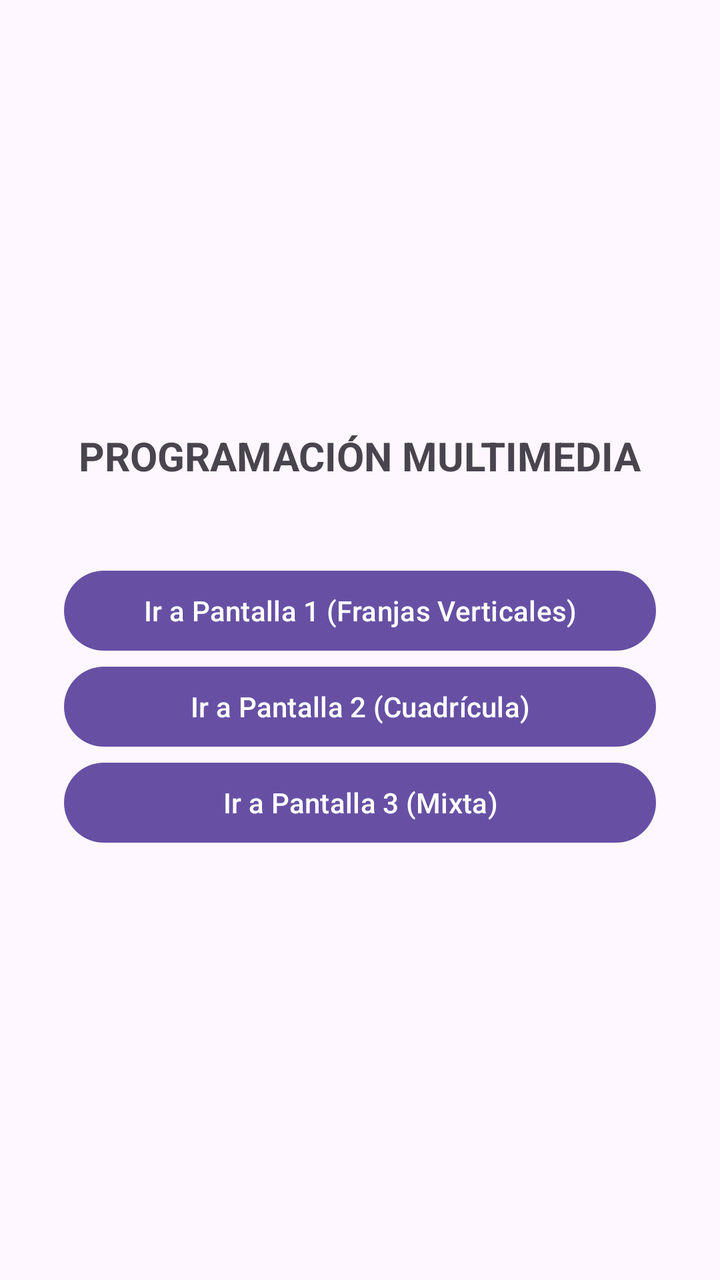
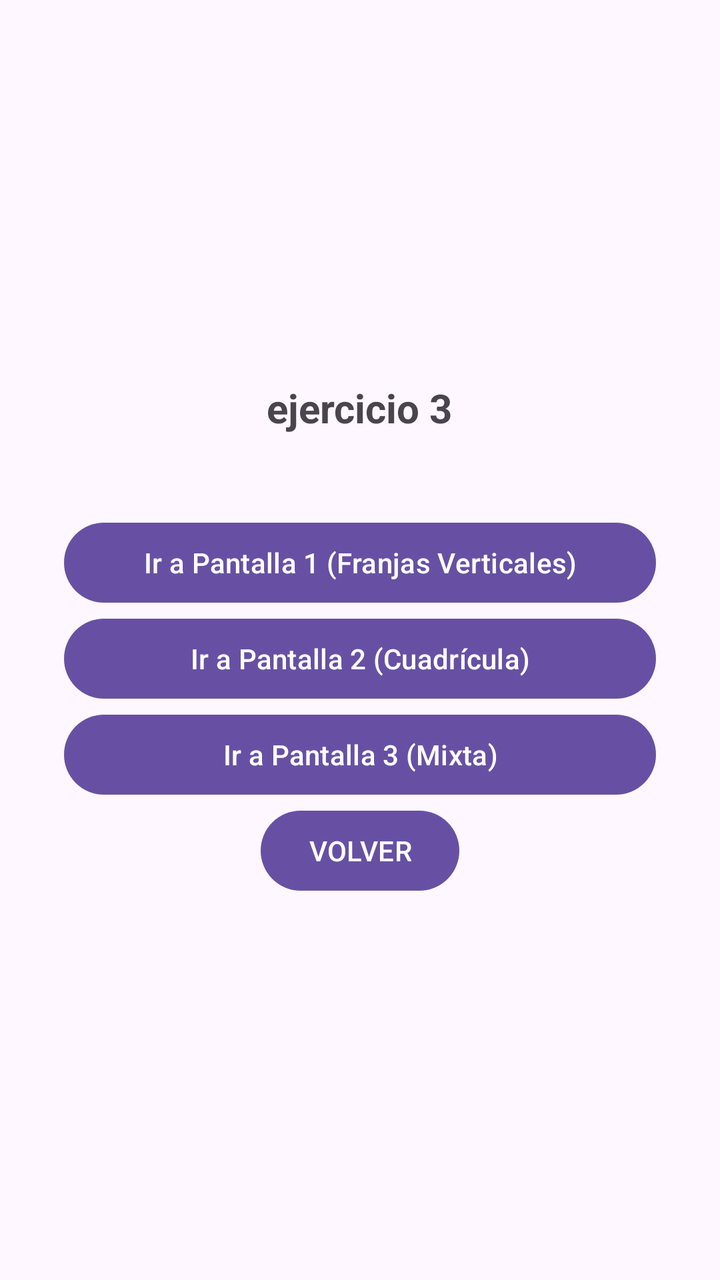

Compare the two renders of this Android layout. The source of the first and the diff that turns it into the second are given below.
<!-- AndroidManifest.xml: application theme Theme.EvaluablePMDM -->
<!-- res/layout/activity_ejercicio3.xml -->
<?xml version="1.0" encoding="utf-8"?>
<LinearLayout xmlns:android="http://schemas.android.com/apk/res/android"
    android:id="@+id/main"
    android:layout_width="match_parent"
    android:layout_height="match_parent"
    android:orientation="vertical"
    android:gravity="center"
    android:padding="32dp">

    <TextView
        android:layout_width="wrap_content"
        android:layout_height="wrap_content"
        android:text="PROGRAMACIÓN MULTIMEDIA"
        android:textStyle="bold"
        android:textSize="20sp"
        android:layout_marginBottom="40dp"/>

    <Button
        android:id="@+id/btnPantalla1"
        android:layout_width="match_parent"
        android:layout_height="wrap_content"
        android:text="Ir a Pantalla 1 (Franjas Verticales)" />

    <Button
        android:id="@+id/btnPantalla2"
        android:layout_width="match_parent"
        android:layout_height="wrap_content"
        android:text="Ir a Pantalla 2 (Cuadrícula)" />

    <Button
        android:id="@+id/btnPantalla3"
        android:layout_width="match_parent"
        android:layout_height="wrap_content"
        android:text="Ir a Pantalla 3 (Mixta)" />

</LinearLayout>
<!-- resources referenced by this layout -->
<resources>
  <style name="Theme.EvaluablePMDM" parent="Base.Theme.EvaluablePMDM" />
  <style name="Base.Theme.EvaluablePMDM" parent="Theme.Material3.DayNight.NoActionBar">
          
          
      </style>
</resources>

<!-- the commit's change to res/layout/activity_ejercicio3.xml (unified diff, before → after) -->
@@ -1,5 +1,6 @@
 <?xml version="1.0" encoding="utf-8"?>
 <LinearLayout xmlns:android="http://schemas.android.com/apk/res/android"
+    xmlns:app="http://schemas.android.com/apk/res-auto"
     android:id="@+id/main"
     android:layout_width="match_parent"
     android:layout_height="match_parent"
@@ -7,10 +8,12 @@
     android:gravity="center"
     android:padding="32dp">
 
+
+
     <TextView
         android:layout_width="wrap_content"
         android:layout_height="wrap_content"
-        android:text="PROGRAMACIÓN MULTIMEDIA"
+        android:text="ejercicio 3"
         android:textStyle="bold"
         android:textSize="20sp"
         android:layout_marginBottom="40dp"/>
@@ -33,4 +36,16 @@
         android:layout_height="wrap_content"
         android:text="Ir a Pantalla 3 (Mixta)" />
 
+    <Button
+        android:id="@+id/volver"
+        android:layout_width="wrap_content"
+        android:layout_height="wrap_content"
+        android:text="VOLVER"
+        app:layout_constraintBottom_toBottomOf="parent"
+        app:layout_constraintEnd_toEndOf="parent"
+        app:layout_constraintHorizontal_bias="0.0"
+        app:layout_constraintStart_toStartOf="parent"
+        app:layout_constraintTop_toTopOf="parent"
+        app:layout_constraintVertical_bias="0.0" />
+
 </LinearLayout>
